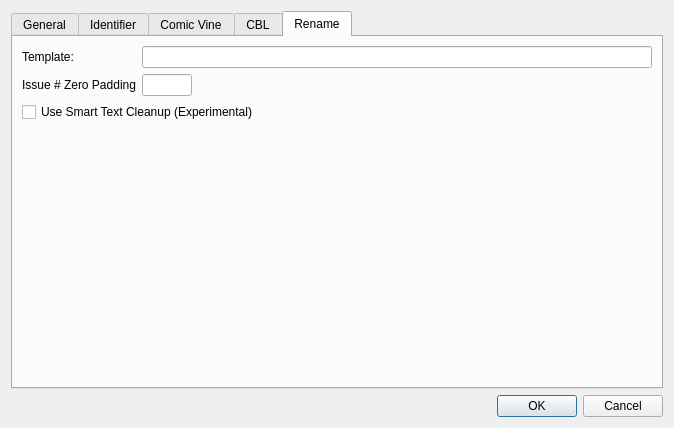
Above: settingswindow.ui from comictagger/comictagger before the change. Below: the same form after it.
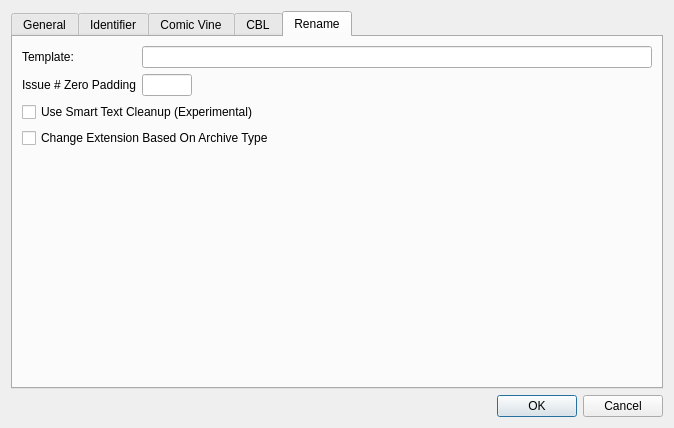
That is the form after the change. The open tabs and pages were chosen to show the change.

Commit message: Added setting for rename to use the archive type

The edit to the form file:
```diff
--- a/settingswindow.ui
+++ b/settingswindow.ui
@@ -483,6 +483,13 @@
              </property>
             </widget>
            </item>
+           <item row="4" column="0" colspan="2">
+            <widget class="QCheckBox" name="cbxChangeExtension">
+             <property name="text">
+              <string>Change Extension Based On Archive Type</string>
+             </property>
+            </widget>
+           </item>
           </layout>
          </item>
         </layout>
```
Left out of the diff: 4 changed lines with no effect on the pictures. The commit also changes 4 other files.
